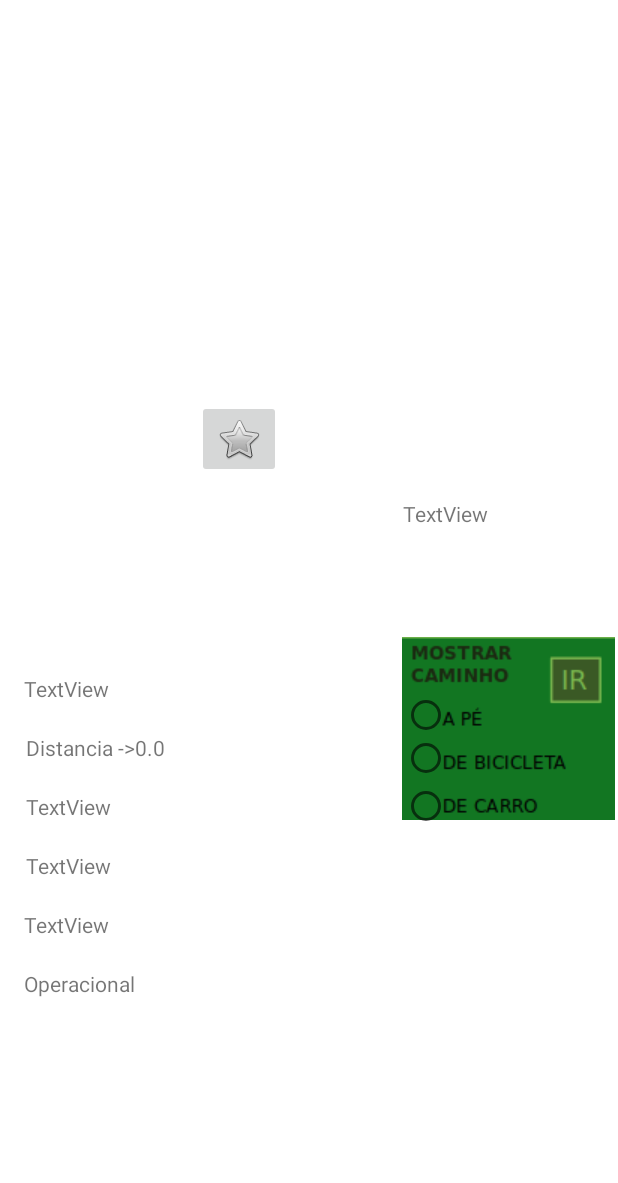
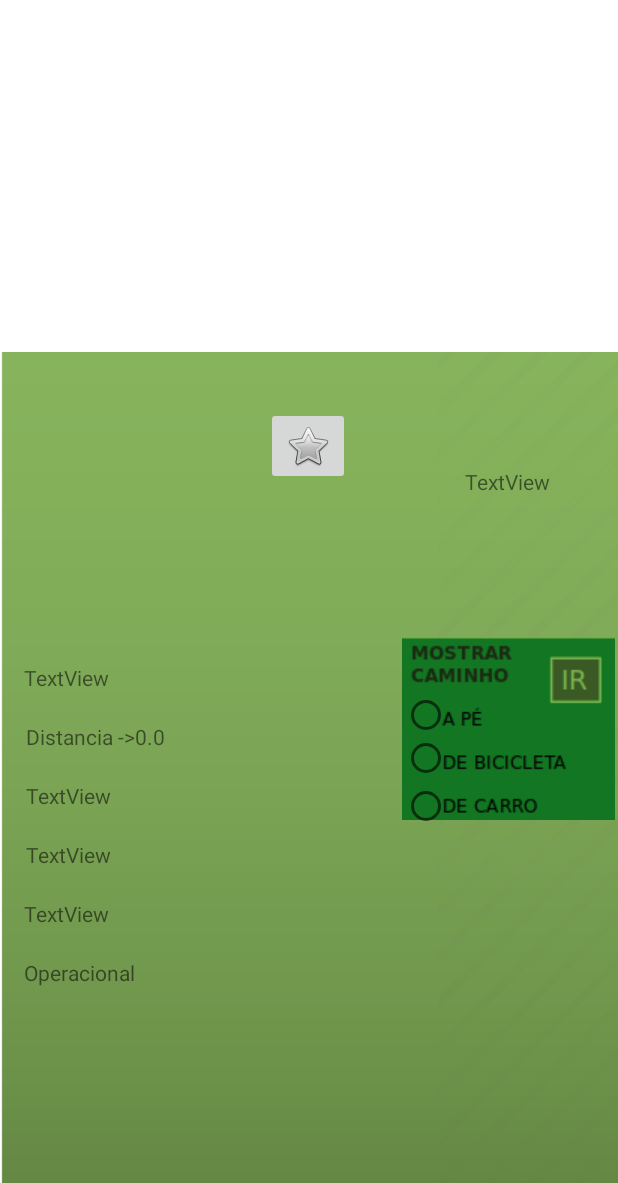
Before and after one commit to DevSaraiva/LI4, an Android app: the screen it shows after launch (DetalhesParque), on a phone screen of 412 x 824 dp, the part 53-1236 px from its top. Run offline under Robolectric (Android 15) with nearby library versions, the phone set to English and light mode, and no system bars; 15 statements that could not run were skipped.

Commit message:
corre tudo

```diff
--- a/minhoPark/app/src/main/res/layout/activity_detalhes_parque.xml
+++ b/minhoPark/app/src/main/res/layout/activity_detalhes_parque.xml
@@ -23,15 +23,27 @@
 
 
     <ImageView
+        android:id="@+id/imageView"
+        android:layout_width="0dp"
+        android:layout_height="733dp"
+        android:src="@drawable/fundo"
+        app:layout_constraintBottom_toTopOf="@+id/rating"
+        app:layout_constraintEnd_toEndOf="parent"
+        app:layout_constraintHorizontal_bias="1.0"
+        app:layout_constraintStart_toStartOf="parent"
+        app:layout_constraintTop_toTopOf="@+id/rating"
+        app:layout_constraintVertical_bias="0.507" />
+
+    <ImageView
         android:id="@+id/parkImg"
 
-        android:layout_width="197dp"
-        android:layout_height="167dp"
-        android:layout_marginEnd="212dp"
+        android:layout_width="246dp"
+        android:layout_height="159dp"
+        android:layout_marginEnd="156dp"
         app:layout_constraintBottom_toBottomOf="parent"
         app:layout_constraintEnd_toEndOf="parent"
         app:layout_constraintTop_toTopOf="parent"
-        app:layout_constraintVertical_bias="0.436" />
+        app:layout_constraintVertical_bias="0.431" />
 
     <TextView
         android:id="@+id/nomeParque"
@@ -51,10 +63,10 @@
         android:text="TextView"
         app:layout_constraintBottom_toBottomOf="parent"
         app:layout_constraintEnd_toEndOf="parent"
-        app:layout_constraintHorizontal_bias="0.756"
+        app:layout_constraintHorizontal_bias="0.872"
         app:layout_constraintStart_toStartOf="parent"
         app:layout_constraintTop_toTopOf="parent"
-        app:layout_constraintVertical_bias="0.457" />
+        app:layout_constraintVertical_bias="0.431" />
 
     <TextView
         android:id="@+id/Horario"
@@ -93,10 +105,10 @@
         android:id="@+id/imageButtonFav"
         android:layout_width="wrap_content"
         android:layout_height="wrap_content"
-        android:layout_marginTop="16dp"
+        android:layout_marginTop="20dp"
         android:src="@drawable/custom_button_fav"
         app:layout_constraintEnd_toEndOf="parent"
-        app:layout_constraintHorizontal_bias="0.369"
+        app:layout_constraintHorizontal_bias="0.498"
         app:layout_constraintStart_toStartOf="parent"
         app:layout_constraintTop_toTopOf="@+id/parkImg"
         tools:ignore="SpeakableTextPresentCheck,DuplicateClickableBoundsCheck" />
```
Also changed, not shown: minhoPark/app/src/main/res/layout/activity_pesquisa2.xml (+15 -4 lines), minhoPark/app/src/main/res/drawable/fundo.png (added).
